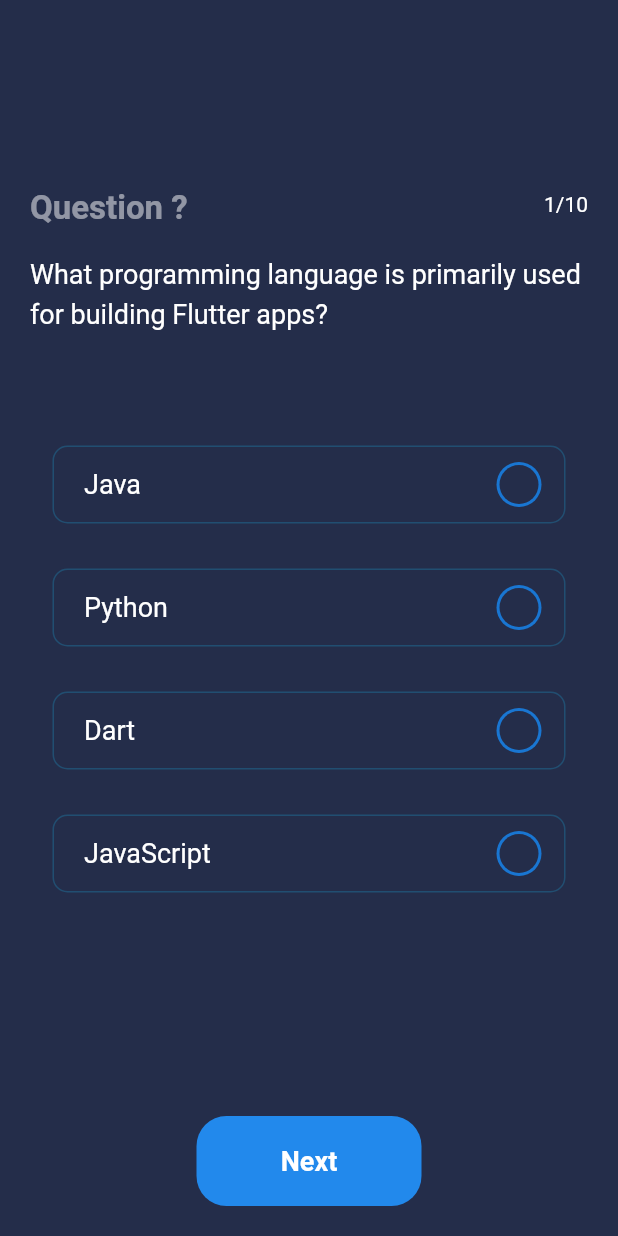
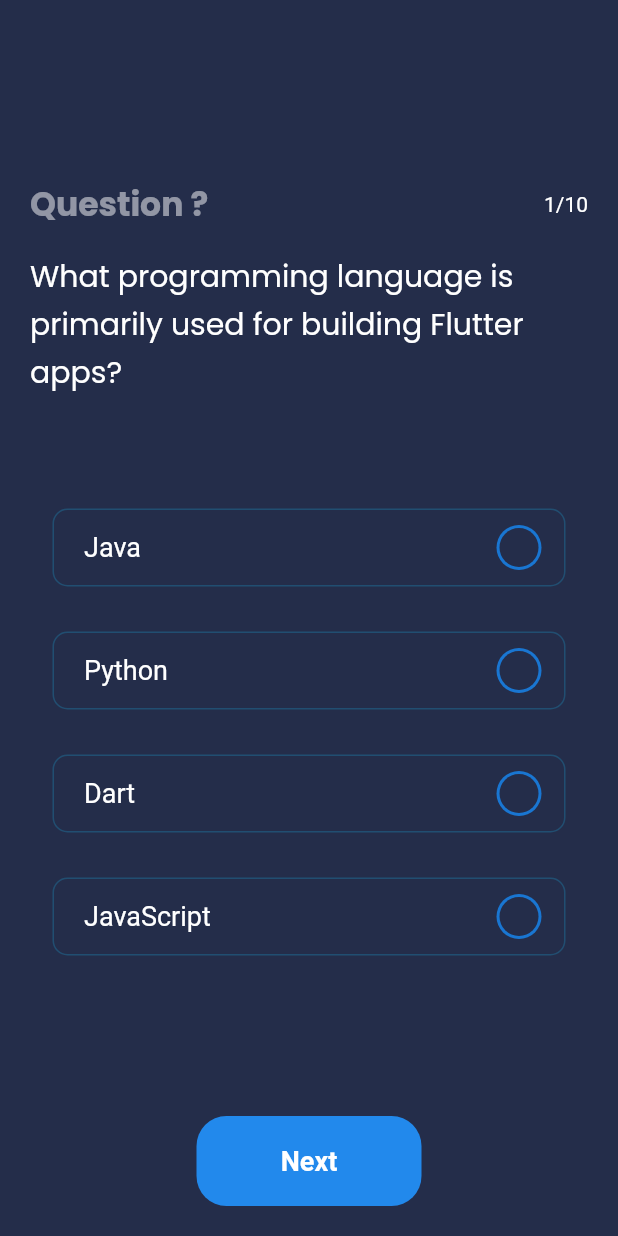
Before and after one commit to MeAnandCB/Quiz_App, a Flutter app: the HomePage screen opened directly, on a phone screen of 412 x 824 dp. Run offline on Flutter 3.47's test engine with Material 2 defaults, Android fonts, the phone set to English and light mode, and no system bars; our stand-ins replace google_fonts, lottie, percent_indicator, rive.

```diff
--- a/lib/main.dart
+++ b/lib/main.dart
@@ -1,4 +1,5 @@
 import 'package:flutter/material.dart';
+import 'package:quiz/view/page1.dart';
 import 'package:quiz/view/splash_screen.dart';
 
 void main() {
@@ -12,7 +13,7 @@ class MyApp extends StatelessWidget {
   Widget build(BuildContext context) {
     return const MaterialApp(
       debugShowCheckedModeBanner: false,
-      home: SplashScreen(),
+      home: Page1(),
     );
   }
 }
--- a/lib/view/homepage.dart
+++ b/lib/view/homepage.dart
@@ -1,4 +1,5 @@
 import 'package:flutter/material.dart';
+import 'package:google_fonts/google_fonts.dart';
 import 'package:lottie/lottie.dart';
 import 'package:quiz/utils/color_constant/color_constant.dart';
 import 'package:quiz/view/score.dart';
@@ -39,8 +40,9 @@ class _HomePageState extends State<HomePage> {
                       Text(
                         "Question ?",
                         style: TextStyle(
+                            fontFamily: "poppins",
                             fontSize: 22,
-                            fontWeight: FontWeight.bold,
+                            fontWeight: FontWeight.w700,
                             height: 1.5,
                             color: ColorConstant.myWhite.withOpacity(.5)),
                         textAlign: TextAlign.left,
@@ -55,10 +57,11 @@ class _HomePageState extends State<HomePage> {
                   Center(
                     child: Text(
                       DataBase.quizData[QuesNo]['question'],
-                      style: TextStyle(
-                          fontSize: 18,
-                          height: 1.5,
-                          color: ColorConstant.myWhite),
+                      style: GoogleFonts.poppins(
+                        color: ColorConstant.myWhite,
+                        fontSize: 20,
+                        height: 1.6,
+                      ),
                       textAlign: TextAlign.left,
                     ),
                   ),
@@ -74,9 +77,10 @@ class _HomePageState extends State<HomePage> {
                           onTap: () {
                             setState(() {
                               value = index;
+                              print(value);
                               value == DataBase.quizData[QuesNo]['answer']
                                   ? rAns++
-                                  : print(value);
+                                  : print("");
                             });
                           },
                           child: Container(
--- a/lib/view/score.dart
+++ b/lib/view/score.dart
@@ -2,7 +2,6 @@ import 'package:flutter/material.dart';
 import 'package:percent_indicator/percent_indicator.dart';
 import 'package:quiz/utils/color_constant/color_constant.dart';
 import 'package:quiz/view/category_screen.dart';
-import 'package:quiz/view/splash_screen.dart';
 
 class Score extends StatelessWidget {
   const Score({super.key, required this.ans});
```
Also changed, not shown: lib/utils/database/database.dart (+17 -17 lines), lib/view/page1.dart (added, +29 -0 lines), lib/view/page2.dart (added, +21 -0 lines), lib/view/splash_screen.dart (+9 -2 lines), pubspec.yaml (+13 -12 lines), assets/fonts/Poppins-Bold.ttf (added), assets/fonts/Poppins-Medium.ttf (added), assets/fonts/Poppins-Regular.ttf (added), pubspec.lock, 4 other files.
